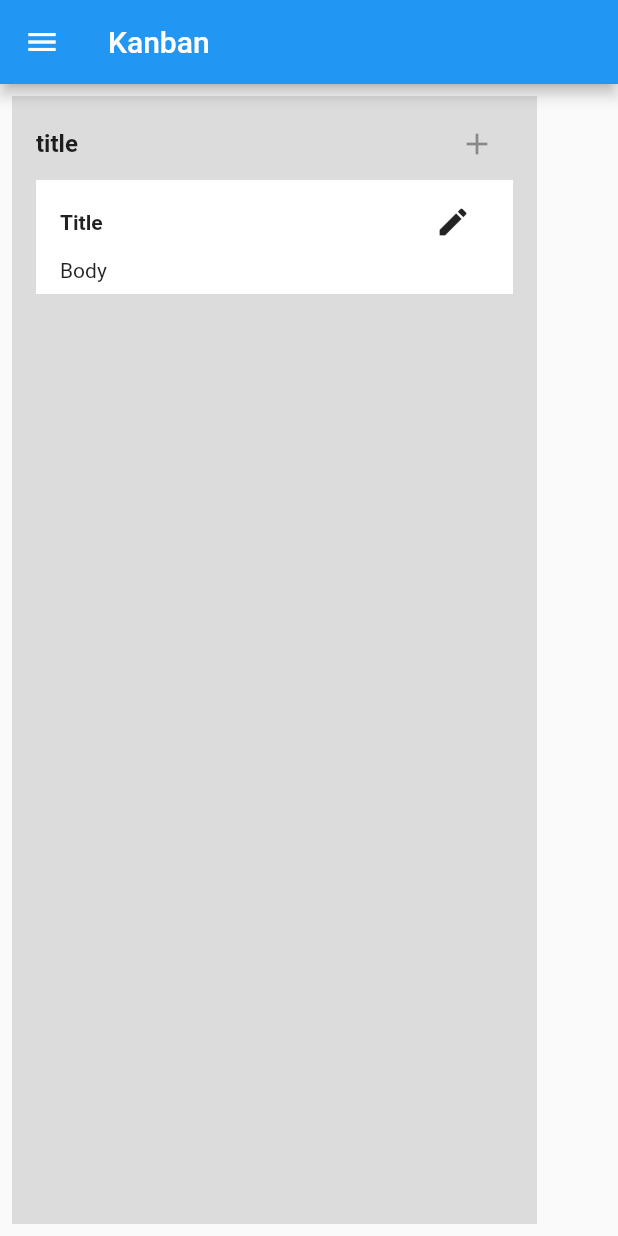
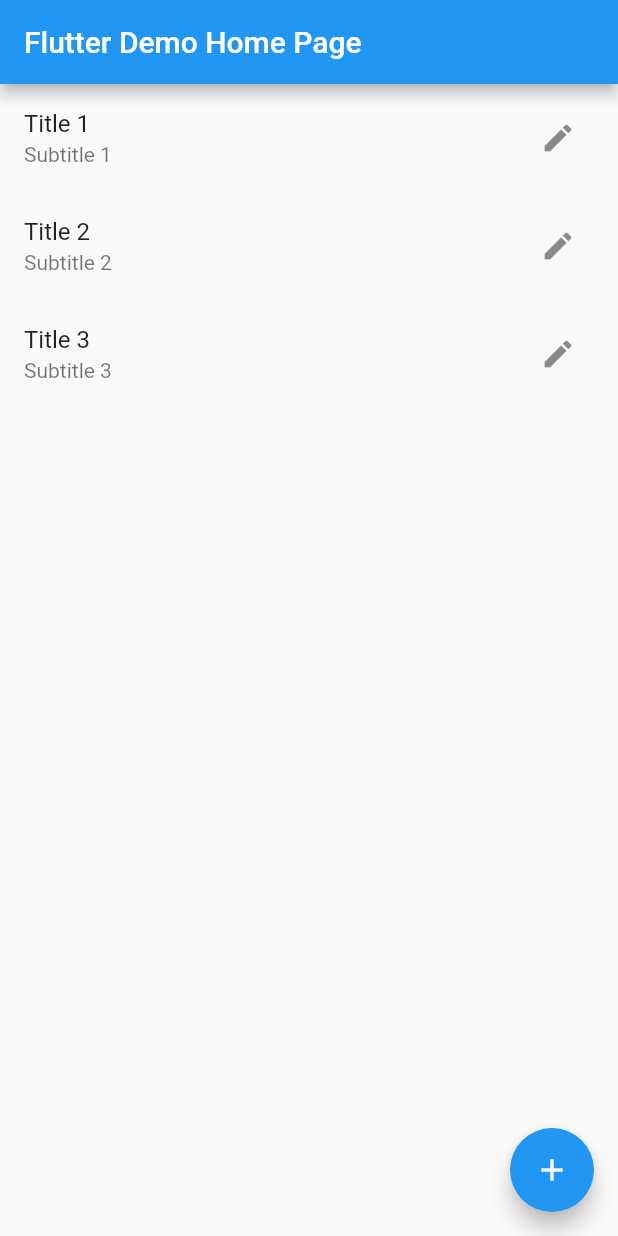
Before and after one commit to gabrielslater/task-board, a Flutter app: the screen it shows after launch, on a phone screen of 412 x 824 dp. Run offline on Flutter 3.47's test engine with Material 2 defaults, Android fonts, the phone set to English and light mode, and no system bars.

```diff
--- /dev/null
+++ b/lib/editable_card_list.dart
@@ -0,0 +1,89 @@
+import 'package:flutter/material.dart';
+
+import 'kanban_card.dart';
+
+class EditableCardList extends StatefulWidget {
+  final KanbanCardModel model;
+  final Function(KanbanCardModel kanbanCardModel) onChanged;
+
+  const EditableCardList(
+      {Key? key, required this.model, required this.onChanged})
+      : super(key: key);
+
+  @override
+  State<EditableCardList> createState() => _EditableCardListState();
+}
+
+class _EditableCardListState extends State<EditableCardList> {
+  late KanbanCardModel model;
+
+  late bool editingModeMarker;
+
+  late TextEditingController _titleEditingController,
+      _subTitleEditingController;
+
+  @override
+  void initState() {
+    super.initState();
+    model = widget.model;
+    editingModeMarker = false;
+  }
+
+  @override
+  Widget build(BuildContext context) {
+    return ListTile(
+      title: titleWidget,
+      subtitle: subTitleWidget,
+      trailing: trailingButton,
+    );
+  }
+
+  Widget get titleWidget {
+    if (editingModeMarker) {
+      _titleEditingController = TextEditingController(text: model.title);
+      return TextField(
+        controller: _titleEditingController,
+      );
+    } else {
+      return Text(model.title);
+    }
+  }
+
+  Widget get subTitleWidget {
+    if (editingModeMarker) {
+      _subTitleEditingController = TextEditingController(text: model.body);
+      return TextField(
+        controller: _subTitleEditingController,
+      );
+    } else {
+      return Text(model.body);
+    }
+  }
+
+  Widget get trailingButton {
+    if (editingModeMarker) {
+      return IconButton(
+        icon: const Icon(Icons.check),
+        onPressed: commitTextEdits,
+      );
+    } else {
+      return IconButton(
+        icon: const Icon(Icons.edit),
+        onPressed: editingModeSetState,
+      );
+    }
+  }
+
+  void editingModeSetState() {
+    setState(() {
+      editingModeMarker = !editingModeMarker;
+    });
+  }
+
+  void commitTextEdits() {
+    model.title = _titleEditingController.text;
+    model.body = _subTitleEditingController.text;
+    editingModeSetState();
+    widget.onChanged(model);
+  }
+}
--- a/lib/main.dart
+++ b/lib/main.dart
@@ -1,271 +1,74 @@
 import 'package:final_project_kanban_board/kanban_card.dart';
 import 'package:flutter/material.dart';
 
-void main() {
-  runApp(const KanbanApp());
-}
+import 'editable_card_list.dart';
 
-class KanbanApp extends StatefulWidget {
-  const KanbanApp({Key? key}) : super(key: key);
+void main() => runApp(const MyApp());
 
-  @override
-  State<StatefulWidget> createState() => _KanbanAppState();
-}
+class MyApp extends StatelessWidget {
+  const MyApp({Key? key}) : super(key: key);
 
-class _KanbanAppState extends State<KanbanApp> {
   @override
   Widget build(BuildContext context) {
     return MaterialApp(
-        title: 'Kanban',
-        home: Builder(
-          builder: (BuildContext context) {
-            return Scaffold(
-              appBar: AppBar(
-                title: const Text('Kanban'),
-              ),
-              body: const KanbanWorkspace(),
-              drawer: const KanbanNavigationDrawer(),
-            );
-          },
-        ));
-  }
-}
-
-class KanbanNavigationDrawer extends StatelessWidget {
-  const KanbanNavigationDrawer({Key? key}) : super(key: key);
-
-  @override
-  Widget build(BuildContext context) {
-    var header = Container(
-      padding: const EdgeInsets.all(16),
-      child: Row(
-        children: [
-          const Text(
-            "Kanban Board",
-            style: TextStyle(
-              fontSize: 24,
-              fontWeight: FontWeight.bold,
-            ),
-          ),
-          const Spacer(),
-          IconButton(
-              onPressed: () {
-                Navigator.pop(context);
-              },
-              icon: const Icon(Icons.arrow_back))
-        ],
+      title: 'Flutter Demo',
+      theme: ThemeData(
+        primarySwatch: Colors.blue,
       ),
-    );
-
-    final drawerItems = ListView(
-      children: <Widget>[
-        header,
-        ListTile(
-          title: const Text("Save"),
-          leading: const Icon(Icons.save),
-          onTap: () {
-            Navigator.pop(context);
-          },
-        ),
-        ListTile(
-          title: const Text("Load"),
-          leading: const Icon(Icons.folder),
-          onTap: () {
-            Navigator.pop(context);
-          },
-        ),
-        ListTile(
-          title: const Text("Import/Export"),
-          leading: const Icon(Icons.import_export),
-          onTap: () {
-            Navigator.pop(context);
-          },
-        ),
-        ListTile(
-          title: const Text("Help"),
-          leading: const Icon(Icons.question_mark),
-          onTap: () {
-            Navigator.pop(context);
-          },
-        ),
-      ],
-    );
-
-    return Drawer(
-      child: drawerItems,
+      home: const MyHomePage(title: 'Flutter Demo Home Page'),
     );
   }
 }
 
-/// Creates a widget for containing a set of [KanbanCard]s.
-class KanbanColumn extends StatelessWidget {
-  // TODO: temporary final values until [KanbanColumnModel] is finished
+class MyHomePage extends StatefulWidget {
+  const MyHomePage({Key? key, required this.title}) : super(key: key);
+
   final String title;
 
-  const KanbanColumn({
-    Key? key,
-    required this.title,
-  }) : super(key: key);
+  @override
+  State<MyHomePage> createState() => _MyHomePageState();
+}
+
+class _MyHomePageState extends State<MyHomePage> {
+  List<KanbanCardModel> list = [];
+  var _i = 1;
+
+  @override
+  void initState() {
+    super.initState();
+
+    for (var i = 0; i < 3; i++) {
+      _addCard();
+    }
+  }
+
+  void _addCard() {
+    setState(() {
+      list.add(KanbanCardModel(title: "Title $_i", body: "Subtitle $_i"));
+      _i++;
+    });
+  }
 
   @override
   Widget build(BuildContext context) {
-    return SizedBox(
-      child: Container(
-        width: 350,
-        color: Colors.black12,
-        margin: const EdgeInsets.all(8),
-        padding: const EdgeInsets.fromLTRB(16, 8, 16, 8),
-        child: Column(
-          children: <Widget>[
-            Row(
-              children: <Widget>[
-                Text(
-                  title,
-                  style: const TextStyle(
-                    fontWeight: FontWeight.bold,
-                    fontSize: 16,
-                  ),
-                ),
-                const Spacer(),
-                // TODO: add card on press
-                const IconButton(
-                  onPressed: null,
-                  icon: Icon(Icons.add),
-                )
-              ],
-            ),
-            Expanded(
-                child: ListView(
-              shrinkWrap: true,
-              scrollDirection: Axis.vertical,
-              children: [
-                KanbanCard(),
-              ],
-            )),
-          ],
+    return Scaffold(
+      appBar: AppBar(
+        title: Text(widget.title),
+      ),
+      body: ListView.builder(
+        itemCount: list.length,
+        itemBuilder: (context, index) => EditableCardList(
+          model: list[index],
+          onChanged: (updatedModel) {
+            list[index] = updatedModel;
+          },
         ),
+      ),
+      floatingActionButton: FloatingActionButton(
+        onPressed: _addCard,
+        tooltip: 'Add Card',
+        child: const Icon(Icons.add),
       ),
     );
   }
 }
-
-/// Creates a widget for displaying a [KanbanCardModel].
-class KanbanCard extends StatefulWidget {
-  KanbanCardModel _card = KanbanCardModel(title: "Title", body: "Body");
-
-  KanbanCard({Key? key}) : super(key: key);
-
-  void editTitle(String title) {
-    _card = KanbanCardModel(title: title, body: _card.body);
-  }
-
-  void editBody(String body) {
-    _card = KanbanCardModel(title: _card.title, body: body);
-  }
-
-  @override
-  State<StatefulWidget> createState() => _KanbanCardState();
-}
-
-class _KanbanCardState extends State<KanbanCard> {
-  // https://blog.nonstopio.com/the-editable-text-in-a-flutter-aeca4e845cbb?gi=2a69035248be
-  bool _isEditingText = false;
-  late TextEditingController _titleEditingController;
-  late TextEditingController _bodyEditingController;
-
-  @override
-  void initState() {
-    super.initState();
-    _titleEditingController = TextEditingController(text: widget._card.title);
-    _bodyEditingController = TextEditingController(text: widget._card.body);
-  }
-
-  @override
-  void dispose() {
-    _titleEditingController.dispose();
-    _bodyEditingController.dispose();
-    super.dispose();
-  }
-
-  @override
-  Widget build(BuildContext context) {
-    return Container(
-      color: Colors.white,
-      margin: const EdgeInsets.fromLTRB(0, 0, 0, 8),
-      padding: const EdgeInsets.fromLTRB(16, 4, 16, 8),
-      child: Column(
-        crossAxisAlignment: CrossAxisAlignment.start,
-        mainAxisAlignment: MainAxisAlignment.start,
-        children: <Widget>[
-          Row(
-            children: <Widget>[
-              title,
-              const Spacer(),
-              _buildEditButton(),
-            ],
-          ),
-          body,
-        ],
-      ),
-    );
-  }
-
-  Widget get title {
-    if (_isEditingText) {
-      return ConstrainedBox(
-          constraints: const BoxConstraints.tightFor(width: 200),
-          child: TextField(controller: _titleEditingController));
-    } else {
-      return Text(
-        widget._card.title,
-        style: const TextStyle(
-          fontSize: 14,
-          fontWeight: FontWeight.bold,
-        ),
-      );
-    }
-  }
-
-  Widget get body {
-    if (_isEditingText) {
-      return TextField(controller: _bodyEditingController);
-    } else {
-      return Text(widget._card.body);
-    }
-  }
-
-  Widget _buildEditButton() {
-    if (_isEditingText) {
-      return IconButton(
-        onPressed: () {
-          print("off");
-          setState(() {
-            widget.editTitle(_titleEditingController.text.toString());
-            widget.editBody(_bodyEditingController.text.toString());
-            _isEditingText = false;
-          });
-        },
-        icon: const Icon(Icons.check),
-      );
-    } else {
-      return IconButton(
-        onPressed: () {
-          print("on");
-          setState(() {
-            _isEditingText = true;
-          });
-        },
-        icon: const Icon(Icons.edit),
-      );
-    }
-  }
-}
-
-class KanbanWorkspace extends StatelessWidget {
-  const KanbanWorkspace({Key? key}) : super(key: key);
-
-  @override
-  Widget build(BuildContext context) {
-    return const KanbanColumn(title: "title");
-  }
-}
```
